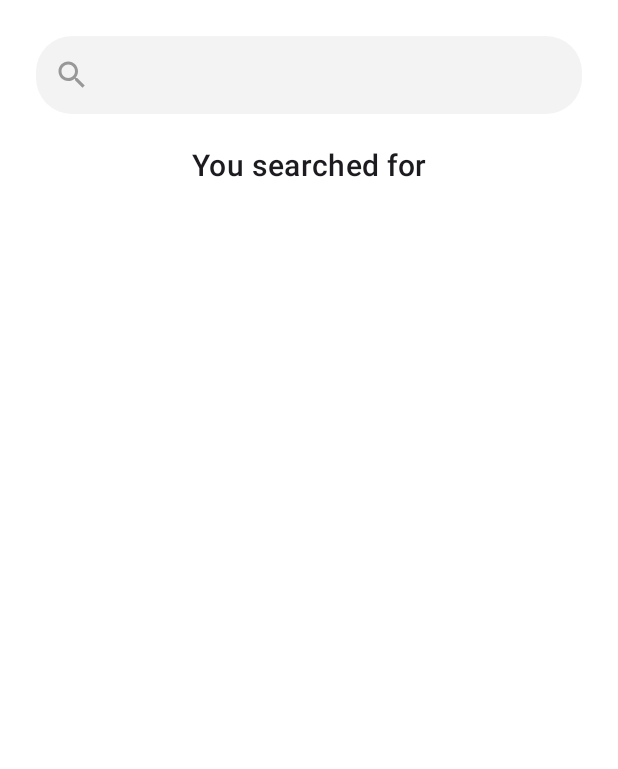
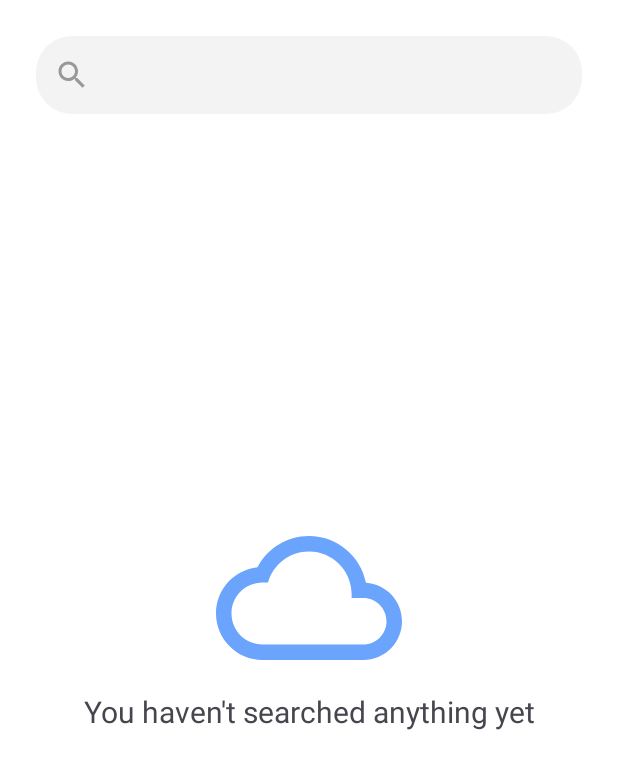
Before and after one commit to alexxk2/SimpleWeather, an Android app: the screen it shows after launch (MainActivity), on a phone screen of 412 x 824 dp. Shown: the top 769 px of the screen. Run offline under Robolectric (Android 15) with nearby library versions, the phone set to English and light mode, and no system bars; our stand-ins replace Room's generated code; pictures from the network do not load.

Commit message:
Commit #9. Добавлено интро(заглушка на пустой экран)

```diff
--- a/app/src/main/java/com/example/simpleweather/domain/use_cases/storage/DeleteAllHistoryItemsUseCase.kt
+++ b/app/src/main/java/com/example/simpleweather/domain/use_cases/storage/DeleteAllHistoryItemsUseCase.kt
@@ -4,5 +4,5 @@ import com.example.simpleweather.domain.repositories.StorageRepository
 
 class DeleteAllHistoryItemsUseCase(private val storageRepository: StorageRepository) {
 
-    private suspend fun execute() = storageRepository.deleteAllHistoryItems()
+     suspend fun execute() = storageRepository.deleteAllHistoryItems()
 }
--- a/app/src/main/java/com/example/simpleweather/presentation/search/models/SearchStatus.kt
+++ b/app/src/main/java/com/example/simpleweather/presentation/search/models/SearchStatus.kt
@@ -5,4 +5,5 @@ sealed interface SearchStatus {
     object Done : SearchStatus
     object Error : SearchStatus
     object History: SearchStatus
+    object Intro: SearchStatus
 }
--- a/app/src/main/java/com/example/simpleweather/presentation/search/ui/fragments/SearchFragment.kt
+++ b/app/src/main/java/com/example/simpleweather/presentation/search/ui/fragments/SearchFragment.kt
@@ -68,7 +68,18 @@ class SearchFragment : Fragment() {
                 SearchStatus.Error -> showError()
                 SearchStatus.Loading -> showLoading()
                 SearchStatus.History -> showHistory()
+                SearchStatus.Intro -> showIntro()
             }
+        }
+
+        binding.cleanHistoryButton.setOnClickListener {
+            viewModel.clearHistory()
+            viewModel.getAllHistory()
+        }
+
+        binding.searchLayout.setEndIconOnClickListener {
+            binding.searchEditText.setText("")
+            viewModel.getAllHistory()
         }
     }
 
@@ -92,6 +103,8 @@ class SearchFragment : Fragment() {
             progressBar.visibility = View.GONE
             recyclerView.visibility = View.VISIBLE
             historyTitle.visibility = View.GONE
+            cleanHistoryButton.visibility = View.INVISIBLE
+            introLayout.visibility = View.GONE
         }
     }
 
@@ -101,6 +114,8 @@ class SearchFragment : Fragment() {
             progressBar.visibility = View.GONE
             recyclerView.visibility = View.GONE
             historyTitle.visibility = View.GONE
+            cleanHistoryButton.visibility = View.INVISIBLE
+            introLayout.visibility = View.GONE
         }
     }
 
@@ -110,6 +125,8 @@ class SearchFragment : Fragment() {
             progressBar.visibility = View.VISIBLE
             recyclerView.visibility = View.GONE
             historyTitle.visibility = View.GONE
+            cleanHistoryButton.visibility = View.INVISIBLE
+            introLayout.visibility = View.GONE
         }
     }
 
@@ -119,6 +136,20 @@ class SearchFragment : Fragment() {
             progressBar.visibility = View.GONE
             recyclerView.visibility = View.VISIBLE
             historyTitle.visibility = View.VISIBLE
+            cleanHistoryButton.visibility = View.VISIBLE
+            introLayout.visibility = View.GONE
+        }
+    }
+
+    private fun showIntro(){
+        with(binding){
+            notFoundLayout.visibility = View.GONE
+            progressBar.visibility = View.GONE
+            recyclerView.visibility = View.GONE
+            historyTitle.visibility = View.GONE
+            cleanHistoryButton.visibility = View.INVISIBLE
+            introLayout.visibility = View.VISIBLE
+
         }
     }
 
--- a/app/src/main/java/com/example/simpleweather/presentation/search/view_model/SearchViewModel.kt
+++ b/app/src/main/java/com/example/simpleweather/presentation/search/view_model/SearchViewModel.kt
@@ -24,6 +24,18 @@ class SearchViewModel(
     private val _searchState = MutableLiveData<SearchStatus>()
     val searchState: LiveData<SearchStatus> = _searchState
 
+    init {
+
+       viewModelScope.launch {
+           if (getAllHistoryItemsUseCase.execute().isEmpty()){
+               _searchState.value = SearchStatus.Intro
+           }
+           else{
+               _searchState.value = SearchStatus.History
+           }
+       }
+    }
+
     fun getCityLocation(name: String) {
         _searchState.value = SearchStatus.Loading
         viewModelScope.launch {
@@ -47,7 +59,24 @@ class SearchViewModel(
 
             try {
                 _cityInfo.value = getAllHistoryItemsUseCase.execute()
-                _searchState.value = SearchStatus.History
+                if(_cityInfo.value?.isEmpty() == true){
+                    _searchState.value = SearchStatus.Intro
+                } else{
+                    _searchState.value = SearchStatus.History
+                }
+
+            } catch (e: Exception) {
+                _searchState.value = SearchStatus.Error
+            }
+        }
+    }
+
+    fun clearHistory(){
+        _searchState.value = SearchStatus.Loading
+        viewModelScope.launch {
+            try {
+                deleteAllHistoryItemsUseCase.execute()
+                _searchState.value = SearchStatus.Done
 
             } catch (e: Exception) {
                 _searchState.value = SearchStatus.Error
--- /dev/null
+++ b/app/src/main/res/drawable/ic_intro_cloud.xml
@@ -0,0 +1,5 @@
+<vector android:height="124dp" android:tint="#6AA4FC"
+    android:viewportHeight="24" android:viewportWidth="24"
+    android:width="124dp" xmlns:android="http://schemas.android.com/apk/res/android">
+    <path android:fillColor="@android:color/white" android:pathData="M19.35,10.04C18.67,6.59 15.64,4 12,4 9.11,4 6.6,5.64 5.35,8.04 2.34,8.36 0,10.91 0,14c0,3.31 2.69,6 6,6h13c2.76,0 5,-2.24 5,-5 0,-2.64 -2.05,-4.78 -4.65,-4.96zM19,18H6c-2.21,0 -4,-1.79 -4,-4s1.79,-4 4,-4h0.71C7.37,7.69 9.48,6 12,6c3.04,0 5.5,2.46 5.5,5.5v0.5H19c1.66,0 3,1.34 3,3s-1.34,3 -3,3z"/>
+</vector>
--- a/app/src/main/res/layout/fragment_search.xml
+++ b/app/src/main/res/layout/fragment_search.xml
@@ -50,9 +50,9 @@
         android:layout_width="wrap_content"
         android:layout_height="wrap_content"
         android:layout_marginTop="20dp"
-        android:visibility="gone"
         android:text="@string/you_searched_for"
         android:textAppearance="@style/TextAppearance.MaterialComponents.Headline6"
+        android:visibility="gone"
         app:layout_constraintEnd_toEndOf="@+id/search_layout"
         app:layout_constraintStart_toStartOf="@+id/search_layout"
         app:layout_constraintTop_toBottomOf="@+id/search_layout" />
@@ -62,13 +62,29 @@
         android:layout_width="0dp"
         android:layout_height="0dp"
         android:layout_marginTop="60dp"
+        android:layout_marginBottom="12dp"
         app:layout_constraintBottom_toBottomOf="parent"
+        app:layout_constraintBottom_toTopOf="@id/clean_history_button"
         app:layout_constraintEnd_toEndOf="@id/search_layout"
         app:layout_constraintStart_toStartOf="@id/search_layout"
         app:layout_constraintTop_toBottomOf="@id/search_layout"
         tools:itemCount="5"
         tools:listitem="@layout/search_item" />
 
+    <Button
+        android:id="@+id/clean_history_button"
+        android:layout_width="wrap_content"
+        android:layout_height="wrap_content"
+        android:layout_gravity="center"
+        android:layout_marginBottom="24dp"
+        android:backgroundTint="@color/black"
+        android:text="@string/clean_history"
+        android:textColor="@color/white"
+        android:textSize="14sp"
+        android:visibility="invisible"
+        app:layout_constraintBottom_toBottomOf="parent"
+        app:layout_constraintEnd_toEndOf="parent"
+        app:layout_constraintStart_toStartOf="parent" />
 
 
     <LinearLayout
@@ -77,10 +93,10 @@
         android:layout_height="wrap_content"
         android:orientation="vertical"
         android:visibility="gone"
+        app:layout_constraintBottom_toBottomOf="parent"
         app:layout_constraintEnd_toEndOf="parent"
         app:layout_constraintStart_toStartOf="parent"
-        app:layout_constraintTop_toTopOf="parent"
-        app:layout_constraintBottom_toBottomOf="parent">
+        app:layout_constraintTop_toTopOf="parent">
 
         <ImageView
             android:id="@+id/image_not_found"
@@ -103,11 +119,38 @@
         android:id="@+id/progress_bar"
         android:layout_width="50dp"
         android:layout_height="50dp"
+        android:visibility="gone"
+        app:layout_constraintBottom_toBottomOf="parent"
+        app:layout_constraintEnd_toEndOf="parent"
+        app:layout_constraintStart_toStartOf="parent"
+        app:layout_constraintTop_toTopOf="parent" />
+
+    <LinearLayout
+        android:id="@+id/intro_layout"
+        android:orientation="vertical"
+        android:visibility="gone"
+        android:layout_width="wrap_content"
+        android:layout_height="wrap_content"
         app:layout_constraintStart_toStartOf="parent"
         app:layout_constraintEnd_toEndOf="parent"
         app:layout_constraintTop_toTopOf="parent"
-        android:visibility="gone"
         app:layout_constraintBottom_toBottomOf="parent"
-        />
+        >
+
+        <ImageView
+            android:layout_width="wrap_content"
+            android:layout_height="wrap_content"
+            android:contentDescription="@string/intro"
+            android:layout_gravity="center"
+            android:src="@drawable/ic_intro_cloud"
+            />
+
+        <TextView
+            android:layout_width="wrap_content"
+            android:layout_height="wrap_content"
+            android:text="@string/intro_text"
+            android:textSize="20sp" />
+
+    </LinearLayout>
 
 </androidx.constraintlayout.widget.ConstraintLayout>
--- a/app/src/main/res/values/strings.xml
+++ b/app/src/main/res/values/strings.xml
@@ -6,6 +6,7 @@
     <string name="flag">flag</string>
     <string name="search">Search</string>
     <string name="city_info">%1$s • %2$s</string>
+    <string name="history_item_date">%1$s</string>
     <string name="city_info_plus_date">%1$s • %2$s • %3$s</string>
     <string name="not_found">not found</string>
     <string name="nothing_is_found">Nothing is found</string>
@@ -19,5 +20,8 @@
     <string name="humidity">Humidity: %1$s percent</string>
     <string name="wind_speed">Wind speed: %1$s m/s</string>
     <string name="you_searched_for">You searched for</string>
+    <string name="clean_history">Clean history</string>
+    <string name="intro">intro</string>
+    <string name="intro_text">You haven\'t searched anything yet</string>
 
 </resources>
```
Also changed, not shown: app/src/main/java/com/example/simpleweather/presentation/search/ui/adapters/SearchAdapter.kt (+11 -6 lines), app/src/main/res/layout/search_item.xml (+13 -2 lines).
